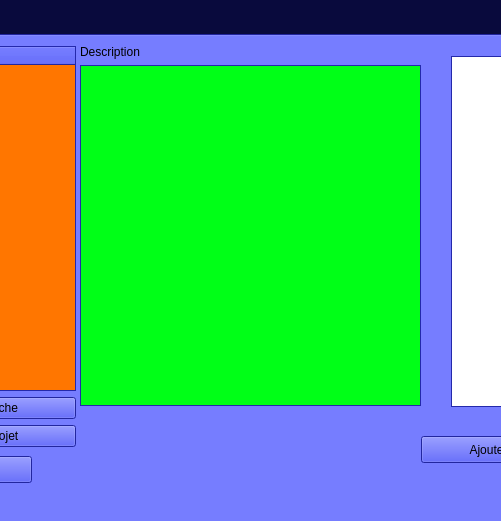
sowlosc/ProjectCalendar, file src/mainwindow.ui: the form before one commit; both pictures show x 361 to 862 and y 0 to 521 of the 1281 by 700 pixel window.
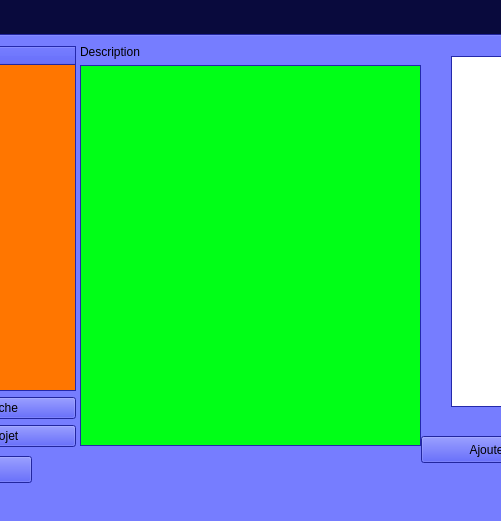
The form after the commit. The open tabs and pages were chosen to show the change.

The edit to the form file:
```diff
--- a/src/mainwindow.ui
+++ b/src/mainwindow.ui
@@ -1594,7 +1594,7 @@
         <x>429</x>
         <y>9</y>
         <width>341</width>
-        <height>361</height>
+        <height>401</height>
        </rect>
       </property>
       <layout class="QVBoxLayout" name="verticalLayout_2">
```
Left out of the diff: 2 changed lines with no effect on the pictures.
